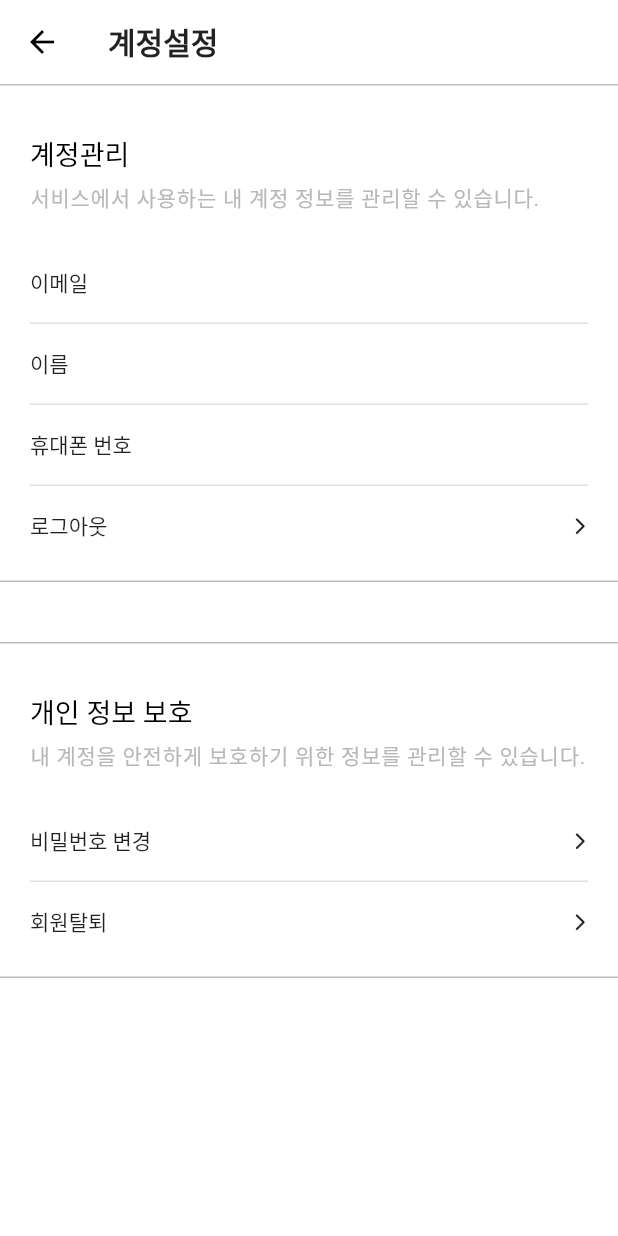
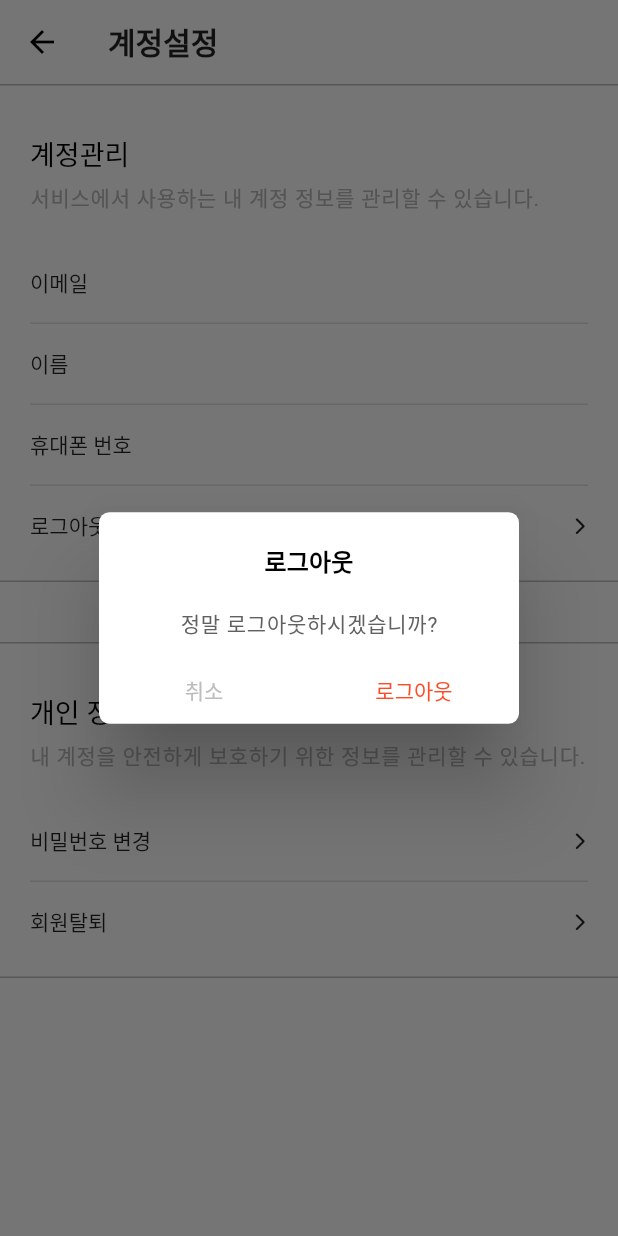
Before and after one commit to MadMax-Team/honbap_signal_flutter, a Flutter app: the UserAccountSettingScreen screen opened directly, after a tap on "로그아웃", on a phone screen of 412 x 824 dp. Run offline on Flutter 3.47's test engine with Material 2 defaults, Android fonts, the phone set to English and light mode, and no system bars; our stand-ins replace bloc, bloc_concurrency, equatable, firebase_core, firebase_messaging, flutter_bloc and 10 more; missing offline and left inert: kakao_flutter_sdk_user; accounts and stored records are empty; Roboto replaces fonts that are missing (Pretendard); project files that could hold a hidden picture were left out.

Commit message:
implement logout

```diff
--- a/lib/app.dart
+++ b/lib/app.dart
@@ -142,27 +142,32 @@ class _AppState extends State<App> {
         scaffoldBackgroundColor: Colors.white,
         primarySwatch: createMaterialColor(const Color(0xffff4b25)),
         fontFamily: 'Pretendard',
-        textTheme: const TextTheme(
+        textTheme: TextTheme(
           // 2022 sets
           // displayLarge, displayMedium, displaySmall
           // headlineLarge, headlineMedium, headlineSmall
           // titleLarge, titleMedium, titleSmall
           // bodyLarge, bodyMedium, bodySmall
           // labelLarge, labelMedium, labelSmall
-          titleMedium: TextStyle(
+          titleMedium: const TextStyle(
             fontWeight: FontWeight.w700,
             fontSize: Sizes.size20,
           ),
-          titleSmall: TextStyle(
+          titleSmall: const TextStyle(
             fontWeight: FontWeight.w700,
             fontSize: Sizes.size16,
           ),
-          headlineMedium: TextStyle(
+          headlineMedium: const TextStyle(
             fontWeight: FontWeight.w500,
             color: Colors.black,
             fontSize: Sizes.size18,
           ),
-          labelSmall: TextStyle(
+          labelMedium: TextStyle(
+            color: Colors.grey.shade700,
+            fontSize: Sizes.size14,
+            letterSpacing: Sizes.size1 / Sizes.size2,
+          ),
+          labelSmall: const TextStyle(
             color: Color(0xFFB8B8B8),
             fontSize: Sizes.size14,
             letterSpacing: Sizes.size1 / Sizes.size2,
--- a/lib/screens/mypage/user_account_setting/user_account_setting_screen.dart
+++ b/lib/screens/mypage/user_account_setting/user_account_setting_screen.dart
@@ -4,6 +4,7 @@ import 'package:honbap_signal_flutter/constants/gaps.dart';
 import 'package:honbap_signal_flutter/cubit/user_cubit.dart';
 import 'package:honbap_signal_flutter/screens/mypage/user_account_setting/widgets/user_account_setting_button.dart';
 import 'package:honbap_signal_flutter/screens/mypage/user_account_setting/widgets/user_account_setting_section.dart';
+import 'package:honbap_signal_flutter/screens/mypage/user_account_setting/widgets/user_logout_dialog.dart';
 
 class UserAccountSettingScreen extends StatelessWidget {
   const UserAccountSettingScreen({super.key});
@@ -49,7 +50,13 @@ class UserAccountSettingScreen extends StatelessWidget {
               UserAccountSettingButton(
                 title: '로그아웃',
                 onTap: () {
-                  print('onclick');
+                  showDialog(
+                    context: context,
+                    barrierDismissible: false,
+                    builder: (context) {
+                      return const UserLogoutDialog();
+                    },
+                  );
                 },
               ),
             ],
--- /dev/null
+++ b/lib/screens/mypage/user_account_setting/widgets/user_logout_dialog.dart
@@ -0,0 +1,83 @@
+import 'package:flutter/material.dart';
+import 'package:flutter_bloc/flutter_bloc.dart';
+import 'package:honbap_signal_flutter/bloc/auth/authentication/authentication_bloc.dart';
+import 'package:honbap_signal_flutter/bloc/auth/authentication/authentication_event.dart';
+import 'package:honbap_signal_flutter/constants/gaps.dart';
+import 'package:honbap_signal_flutter/constants/sizes.dart';
+
+class UserLogoutDialog extends StatelessWidget {
+  const UserLogoutDialog({super.key});
+
+  @override
+  Widget build(BuildContext context) {
+    return AlertDialog(
+      shape: const RoundedRectangleBorder(
+        borderRadius: BorderRadius.all(
+          Radius.circular(Sizes.size7),
+        ),
+      ),
+      contentPadding: const EdgeInsets.all(0),
+      content: Column(
+        mainAxisSize: MainAxisSize.min,
+        children: [
+          Gaps.v20,
+          Text(
+            '로그아웃',
+            style: Theme.of(context).textTheme.titleSmall,
+          ),
+          Gaps.v20,
+          Text(
+            '정말 로그아웃하시겠습니까?',
+            style: Theme.of(context).textTheme.labelMedium,
+          ),
+          Gaps.v12,
+          Row(
+            mainAxisAlignment: MainAxisAlignment.center,
+            children: [
+              Expanded(
+                child: GestureDetector(
+                  behavior: HitTestBehavior.translucent,
+                  onTap: Navigator.of(context).pop,
+                  child: Container(
+                    alignment: Alignment.center,
+                    height: Sizes.size44,
+                    child: Text(
+                      '취소',
+                      style: TextStyle(
+                        color: Colors.grey.shade400,
+                        fontSize: Sizes.size14,
+                        fontWeight: FontWeight.w500,
+                      ),
+                    ),
+                  ),
+                ),
+              ),
+              Expanded(
+                child: GestureDetector(
+                  behavior: HitTestBehavior.translucent,
+                  onTap: () {
+                    context
+                        .read<AuthenticationBloc>()
+                        .add(const AuthenticationLogout());
+                  },
+                  child: Container(
+                    alignment: Alignment.center,
+                    height: Sizes.size44,
+                    child: Text(
+                      '로그아웃',
+                      style: TextStyle(
+                        color: Theme.of(context).primaryColor,
+                        fontSize: Sizes.size14,
+                        fontWeight: FontWeight.w500,
+                      ),
+                    ),
+                  ),
+                ),
+              ),
+            ],
+          ),
+        ],
+      ),
+    );
+  }
+}
```
